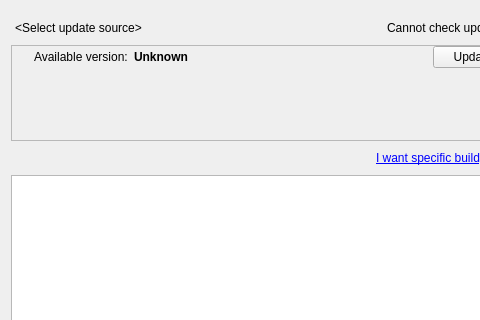
Above: client/src/ui/widgets/server_updates_widget.ui from networkoptix/nx_open before the change; both pictures show x 0 to 480 and y 0 to 320 of the 603 by 633 pixel window. Below: the same form after it.
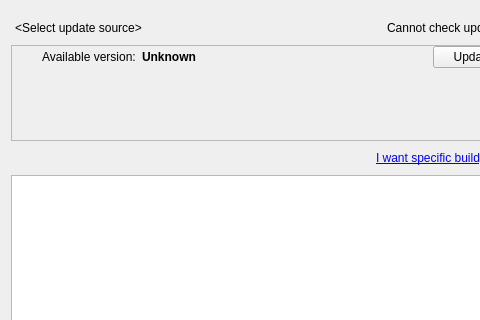
That is the form after the change. Custom widgets are drawn as their Qt base class.

Commit message:
(Issue #3983) :  "Updates" form few improvements
<==== Mercurial data ====>
Branch: master

```diff
--- a/client/src/ui/widgets/server_updates_widget.ui
+++ b/client/src/ui/widgets/server_updates_widget.ui
@@ -98,9 +98,15 @@
            <layout class="QHBoxLayout" name="horizontalLayout_6" stretch="0,0,1,0,0">
             <item>
              <widget class="QStackedWidget" name="internetRefreshWidget">
+              <property name="minimumSize">
+               <size>
+                <width>24</width>
+                <height>0</height>
+               </size>
+              </property>
               <property name="maximumSize">
                <size>
-                <width>16</width>
+                <width>24</width>
                 <height>16</height>
                </size>
               </property>
```
Left out of the diff: 6 changed lines with no effect on the pictures.
